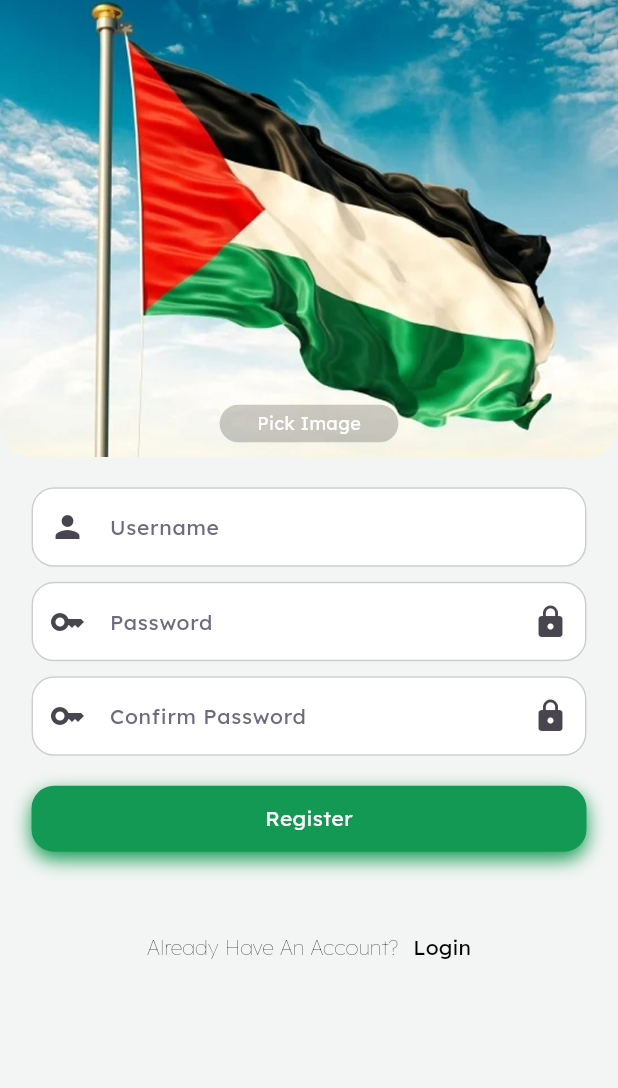
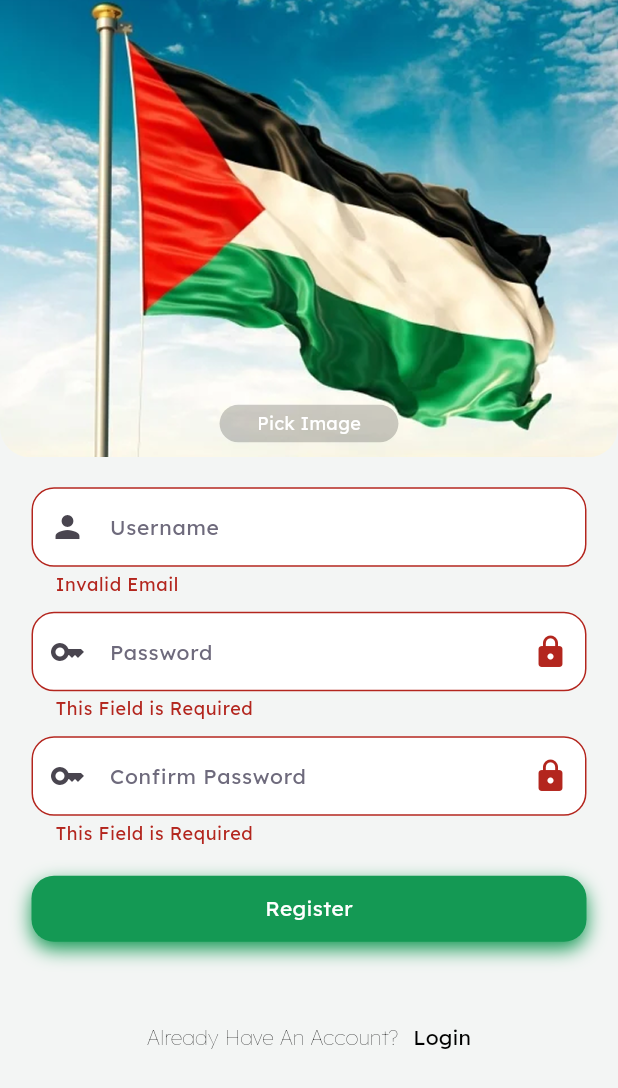
Before and after one commit to a-saber/Flutter-NTI6, a Flutter app: the RegisterView screen opened directly, after a tap on "Register", on a phone screen of 412 x 824 dp. Shown: the top 1088 px of the screen. Run offline on Flutter 3.47's test engine with Material 3 defaults, Android fonts, the phone set to English and light mode, and no system bars; our stand-ins replace dio, flutter_screenutil, flutter_svg.

Commit message:
lete start

```diff
--- a/lib/main.dart
+++ b/lib/main.dart
@@ -22,7 +22,7 @@ class MyApp extends StatelessWidget {
         theme: ThemeData(
           fontFamily: 'Lexend_Deca'
         ),
-        home: TestView(),
+        home: SplashView(),
       ),
     );
   }
--- a/lib/register_view.dart
+++ b/lib/register_view.dart
@@ -1,9 +1,25 @@
+import 'package:dio/dio.dart';
 import 'package:flutter/material.dart';
+import 'package:flutter_nti6/helper/custom_navigator.dart';
 
 import 'components/default_btn.dart';
 
-class RegisterView extends StatelessWidget {
+class RegisterView extends StatefulWidget {
   const RegisterView({super.key});
+
+  @override
+  State<RegisterView> createState() => _RegisterViewState();
+}
+
+class _RegisterViewState extends State<RegisterView> {
+  final username = TextEditingController();
+
+  final password = TextEditingController();
+
+  final confirmPassword = TextEditingController();
+
+  final formKey = GlobalKey<FormState>();
+  bool isLoading = false;
 
   @override
   Widget build(BuildContext context) {
@@ -44,58 +60,82 @@ class RegisterView extends StatelessWidget {
 
               Padding(
                 padding: const EdgeInsets.symmetric(horizontal: 21),
+                child: Form(
+                  key: formKey,
                   child: Column(
                     children: [
                       SizedBox(
                         height: 20,
                       ),
                       DefaultTextField(
+                        controller: username,
                         hintText: 'Username',
                         prefixIconData: Icons.person,
+                        validator: (String? value){
+                          // if(value == null || value.isEmpty){
+                          //   return 'This Field is Required';
+                          // }
+                          //
+                          // return null;
+
+                          // using regex
+                          var emailRegex = RegExp(r"^[a-zA-z0-9._]+@[a-zA-Z0-9.-]+\.[a-zA-Z]{2,4}$");
+                          if(!emailRegex.hasMatch(value??'')){
+                            return 'Invalid Email';
+                          }
+                          return null;
+                        },
                       ),
                       SizedBox(
                         height: 10,
                       ),
                       DefaultTextField(
+                        controller: password,
                         hintText: 'Password',
                         prefixIconData: Icons.key,
                         suffixIcon: Icon(Icons.lock),
                         obscureText: true,
+                        validator: (String? value){
+                          if(value == null || value.isEmpty){
+                            return 'This Field is Required';
+                          }
+
+                          return null;
+                        },
                       ),
                       SizedBox(
                         height: 10,
                       ),
                       DefaultTextField(
+                        controller: confirmPassword,
                         hintText: 'Confirm Password',
                         prefixIconData: Icons.key,
                         suffixIcon: Icon(Icons.lock),
                         obscureText: true,
+                        validator: (String? value){
+                          if(value == null || value.isEmpty){
+                            return 'This Field is Required';
+                          }
+
+                          return null;
+                        },
                       ),
                       SizedBox(
                         height: 20,
                       ),
+                      isLoading ?
+                          CircularProgressIndicator():
                       DefaultBtn(
-                      onTap: (){},
+                        onTap: () {
+                          if(formKey.currentState?.validate()== true) {
+                            register(
+                                username: username.text,
+                                password: password.text
+                            );
+                          }
+                        },
                         text: 'Register',
                       ),
-                    // SizedBox(
-                    //   width: double.infinity,
-                    //   child: ElevatedButton(
-                    //     style: ElevatedButton.styleFrom(
-                    //       backgroundColor: Color(0xff149954),
-                    //       foregroundColor: Colors.white,
-                    //       shape: RoundedRectangleBorder(
-                    //         borderRadius: BorderRadius.circular(15)
-                    //       ),
-                    //       elevation: 10
-                    //
-                    //     ),
-                    //     onPressed: (){
-                    //       print('BTN Pressed');
-                    //     },
-                    //     child: Text('Register'),
-                    //   ),
-                    // )
 
                       SizedBox(
                         height: 40,
@@ -129,56 +169,60 @@ class RegisterView extends StatelessWidget {
                       SizedBox(
                         height: 20,
                       ),
-                    // hello ahmed
-                    // Row(
-                    //   children: [
-                    //     Text(
-                    //       'Hello my name is ahmed my age is 24 years old',
-                    //       style: TextStyle(
-                    //           color: Colors.black,
-                    //           fontSize: 14,
-                    //           fontWeight: FontWeight.w400),
-                    //     ),
-                    //     Text(
-                    //       'Ahmed',
-                    //       style: TextStyle(
-                    //           color: Colors.blue,
-                    //           fontSize: 20,
-                    //           fontWeight: FontWeight.w400),
-                    //     ),
-                    //   ],
-                    // ),
-                    // RichText(text: TextSpan(
-                    //   children: [
-                    //     TextSpan(text: 'Hello my name is',
-                    //     style: TextStyle(
-                    //         color: Colors.black,
-                    //         fontSize: 14,
-                    //         fontWeight: FontWeight.w400),
-                    //     ),
-                    //
-                    //     TextSpan(text: ' ahmed ',
-                    //     style: TextStyle(
-                    //         color: Colors.blue,
-                    //         fontSize: 20,
-                    //         fontWeight: FontWeight.bold),
-                    //     ),
-                    //
-                    //     TextSpan(text: 'my age is 24 years old',
-                    //       style: TextStyle(
-                    //           color: Colors.black,
-                    //           fontSize: 14,
-                    //           fontWeight: FontWeight.w400),
-                    //     ),
-                    //   ]
-                    // )),
-                    // SizedBox(height: 100,)
                     ],
+                  ),
                 ),
               ),
             ],
           ),
         ));
+  }
+
+  register({
+    required String username,
+    required String password
+})async
+  {
+    setState(() {
+      isLoading = true;
+    });
+    try{
+      Dio dio = Dio();
+      var response = await dio.post(
+        'https://ntitodo-production-b847.up.railway.app/api/register',
+        data: FormData.fromMap({
+          'username': username,
+          'password': password
+        })
+      );
+      var result = response.data as Map<String, dynamic>;
+      print(result['message']);
+      setState(() {
+        isLoading = false;
+      });
+      ScaffoldMessenger.of(context).showSnackBar(
+          SnackBar(
+              backgroundColor: Colors.green,
+              content: Text(result['message'], style: TextStyle(color: Colors.white),))
+      );
+      // TODO: goTo(context, LoginView());
+    }
+    catch(e){
+      setState(() {
+        isLoading = false;
+      });
+      String errorMsg = 'Something went wrong';
+      if(e is DioException){
+        var errorResponse = e.response?.data as Map<String, dynamic>;
+        errorMsg = errorResponse['message'];
+        print(errorResponse['message']);
+      }
+      ScaffoldMessenger.of(context).showSnackBar(
+        SnackBar(
+          backgroundColor: Colors.red,
+            content: Text(errorMsg, style: TextStyle(color: Colors.white),))
+      );
+    }
   }
 }
 
@@ -188,16 +232,24 @@ class DefaultTextField extends StatelessWidget {
       required this.hintText,
       this.prefixIconData,
       this.suffixIcon,
-      this.obscureText = false});
+      this.obscureText = false,
+        required this.controller,
+        this.validator
+      });
 
   final String hintText;
   final IconData? prefixIconData;
   final Widget? suffixIcon;
   final bool obscureText;
+  final TextEditingController controller;
+  final String? Function(String?)? validator;
 
   @override
   Widget build(BuildContext context) {
     return TextFormField(
+      autovalidateMode: AutovalidateMode.onUserInteraction,
+      validator: validator,
+      controller: controller,
       style: TextStyle(fontSize: 14, color: Colors.black),
       obscureText: obscureText,
       obscuringCharacter: '*',
--- a/pubspec.yaml
+++ b/pubspec.yaml
@@ -36,6 +36,7 @@ dependencies:
   cupertino_icons: ^1.0.8
   flutter_svg:
   flutter_screenutil:
+  dio:
 
 dev_dependencies:
   flutter_test:
```
Also changed, not shown: pubspec.lock. Lines whose indentation alone changed are shown as unchanged.
